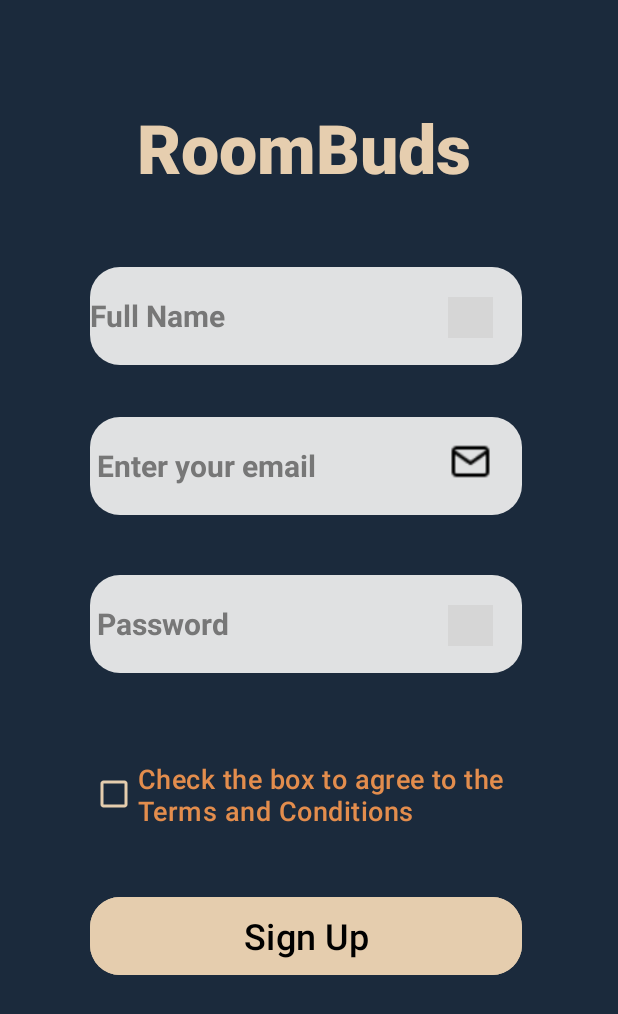
After one commit to madhurakhandkar/roomMateFinder, an Android app: the layout activity_sign_up.xml on its own in the app's theme, with its tools: preview values and no code run, on a phone screen of 412 x 824 dp. The commit adds this screen. Shown: the top 1014 px of the screen. Run offline under Robolectric (Android 15) with nearby library versions, the phone set to English and light mode, and no system bars; grey boxes are pictures that could not be loaded.

Commit message:
Button update commit

```diff
--- /dev/null
+++ b/app/src/main/res/layout/activity_sign_up.xml
@@ -0,0 +1,159 @@
+<?xml version="1.0" encoding="utf-8"?>
+<androidx.constraintlayout.widget.ConstraintLayout xmlns:android="http://schemas.android.com/apk/res/android"
+    xmlns:app="http://schemas.android.com/apk/res-auto"
+    xmlns:tools="http://schemas.android.com/tools"
+    android:id="@+id/main"
+    android:layout_width="match_parent"
+    android:layout_height="match_parent"
+    android:background="@drawable/background"
+    tools:context=".SignUpActivity">
+
+
+  <TextView
+      android:id="@+id/textView"
+      android:layout_width="228dp"
+      android:layout_height="86dp"
+      android:layout_marginTop="68dp"
+      android:fontFamily="sans-serif-medium"
+      android:text="RoomBuds"
+      android:textColor="#E6CEAF"
+      android:textSize="45sp"
+      android:textStyle="bold"
+      app:layout_constraintEnd_toEndOf="parent"
+      app:layout_constraintHorizontal_bias="0.497"
+      app:layout_constraintStart_toStartOf="parent"
+      app:layout_constraintTop_toTopOf="parent" />
+
+  <EditText
+      android:id="@+id/editTextText"
+      android:layout_width="288dp"
+      android:layout_height="65dp"
+      android:layout_marginTop="124dp"
+      android:layout_marginEnd="64dp"
+      android:background="@drawable/editextshape"
+      android:ems="10"
+      android:hint=" Enter your email"
+      android:inputType="text"
+      android:textColorHint="@color/hintColor"
+      android:textSize="20sp"
+      android:textStyle="bold"
+      app:layout_constraintEnd_toEndOf="parent"
+      app:layout_constraintHorizontal_bias="1.0"
+      app:layout_constraintStart_toStartOf="parent"
+      app:layout_constraintTop_toBottomOf="@+id/textView" />
+
+  <ImageView
+      android:id="@+id/imageView"
+      android:layout_width="30dp"
+      android:layout_height="27dp"
+      android:layout_marginTop="16dp"
+      app:layout_constraintEnd_toEndOf="@+id/editTextText"
+      app:layout_constraintHorizontal_bias="0.926"
+      app:layout_constraintStart_toStartOf="@+id/editTextText"
+      app:layout_constraintTop_toTopOf="@+id/editTextText"
+      app:srcCompat="@drawable/mail" />
+
+  <EditText
+      android:id="@+id/editTextTextPassword"
+      android:layout_width="288dp"
+      android:layout_height="65dp"
+      android:layout_marginTop="40dp"
+      android:background="@drawable/editextshape"
+      android:ems="10"
+      android:hint=" Password"
+      android:inputType="textPassword"
+      android:textColorHint="@color/hintColor"
+      android:textSize="20sp"
+      android:textStyle="bold"
+      app:layout_constraintEnd_toEndOf="@+id/editTextText"
+      app:layout_constraintHorizontal_bias="1.0"
+      app:layout_constraintStart_toStartOf="@+id/editTextText"
+      app:layout_constraintTop_toBottomOf="@+id/editTextText" />
+
+  <ImageView
+      android:id="@+id/imageView2"
+      android:layout_width="30dp"
+      android:layout_height="27dp"
+      android:layout_marginTop="20dp"
+      app:layout_constraintEnd_toEndOf="@+id/editTextTextPassword"
+      app:layout_constraintHorizontal_bias="0.926"
+      app:layout_constraintStart_toStartOf="@+id/editTextTextPassword"
+      app:layout_constraintTop_toTopOf="@+id/editTextTextPassword"
+      app:srcCompat="@drawable/lock" />
+
+  <Button
+      android:id="@+id/button"
+      android:layout_width="288dp"
+      android:layout_height="60dp"
+      android:layout_marginStart="60dp"
+      android:layout_marginTop="440dp"
+      android:backgroundTint="@color/defcolor"
+      android:fontFamily="sans-serif-medium"
+      android:text="Sign Up"
+      android:textColor="#000000"
+      android:textSize="24sp"
+      app:cornerRadius="20dp"
+      app:layout_constraintStart_toStartOf="parent"
+      app:layout_constraintTop_toBottomOf="@+id/textView" />
+
+  <EditText
+      android:id="@+id/editTextText2"
+      android:layout_width="288dp"
+      android:layout_height="65dp"
+      android:layout_marginBottom="100dp"
+      android:background="@drawable/editextshape"
+      android:ems="10"
+      android:hint="Full Name"
+      android:inputType="text"
+      android:textColorHint="@color/hintColor"
+      android:textSize="20sp"
+      android:textStyle="bold"
+      app:layout_constraintBottom_toBottomOf="@+id/editTextText"
+      app:layout_constraintEnd_toEndOf="@+id/editTextText"
+      app:layout_constraintHorizontal_bias="1.0"
+      app:layout_constraintStart_toStartOf="@+id/editTextText" />
+
+  <CheckBox
+      android:id="@+id/checkBox2"
+      android:layout_width="292dp"
+      android:layout_height="66dp"
+      android:layout_marginTop="48dp"
+      android:buttonTint="@color/defcolor"
+      android:fontFamily="sans-serif-medium"
+      android:text="Check the box to agree to the Terms and Conditions"
+      android:textColor="#E38D4D"
+      android:textSize="18sp"
+      app:layout_constraintEnd_toEndOf="@+id/editTextTextPassword"
+      app:layout_constraintHorizontal_bias="0.0"
+      app:layout_constraintStart_toStartOf="@+id/editTextTextPassword"
+      app:layout_constraintTop_toBottomOf="@+id/editTextTextPassword" />
+
+  <ImageView
+      android:id="@+id/imageView3"
+      android:layout_width="30dp"
+      android:layout_height="27dp"
+      android:layout_marginTop="20dp"
+      app:layout_constraintEnd_toEndOf="@+id/editTextText2"
+      app:layout_constraintHorizontal_bias="0.926"
+      app:layout_constraintStart_toStartOf="@+id/editTextText2"
+      app:layout_constraintTop_toTopOf="@+id/editTextText2"
+      app:srcCompat="@drawable/user" />
+
+  <Button
+      android:id="@+id/button2"
+      android:layout_width="wrap_content"
+      android:layout_height="wrap_content"
+      android:layout_marginStart="80dp"
+      android:layout_marginTop="654dp"
+      android:layout_marginEnd="81dp"
+      android:layout_marginBottom="212dp"
+      android:backgroundTint="#1B2A3C"
+      android:text="Already a member? Log In"
+      android:textColor="#E38D4D"
+      android:textSize="17sp"
+      app:layout_constraintBottom_toBottomOf="parent"
+      app:layout_constraintEnd_toEndOf="parent"
+      app:layout_constraintStart_toStartOf="parent"
+      app:layout_constraintTop_toTopOf="parent" />
+
+</androidx.constraintlayout.widget.ConstraintLayout>
```
Also changed, not shown: app/src/main/java/com/example/roombuds/LoginActivity.kt (+12 -0 lines), app/src/main/java/com/example/roombuds/MainActivity.kt (+1 -6 lines), app/src/main/java/com/example/roombuds/SignInActivity.kt (deleted, +0 -13 lines), app/src/main/java/com/example/roombuds/SignUpActivity.kt (added, +25 -0 lines), app/src/main/res/layout/activity_login.xml (+20 -1 lines), app/src/main/res/layout/activity_sign_in.xml (deleted, +0 -156 lines), app/src/main/res/layout/activity_splash_screen.xml (+5 -5 lines), 286 other files.
